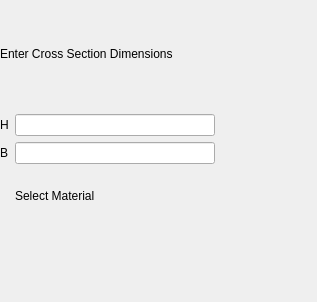
The window that rectangularCrossSectionLayout.ui (Haudkozaur/masterThesis) describes before a commit, drawn with Qt 5.
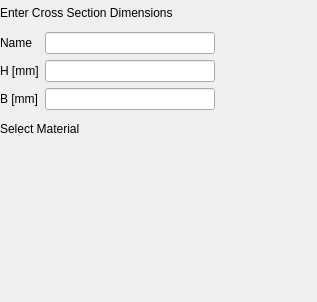
The same window after the commit.

The edit to the form file:
```diff
--- a/rectangularCrossSectionLayout.ui
+++ b/rectangularCrossSectionLayout.ui
@@ -19,7 +19,7 @@
      <x>0</x>
      <y>0</y>
      <width>215</width>
-     <height>221</height>
+     <height>141</height>
     </rect>
    </property>
    <layout class="QVBoxLayout" name="verticalLayout">
@@ -34,35 +34,45 @@
       </item>
       <item>
        <layout class="QGridLayout" name="gridLayout">
-        <item row="0" column="1">
-         <widget class="QLineEdit" name="csHeightLineEdit"/>
-        </item>
-        <item row="1" column="1">
-         <widget class="QLineEdit" name="csWidthLineEdit"/>
-        </item>
-        <item row="0" column="0">
-         <widget class="QLabel" name="label_2">
-          <property name="text">
-           <string>H</string>
-          </property>
-         </widget>
-        </item>
         <item row="1" column="0">
+         <widget class="QLabel" name="label_2">
+          <property name="text">
+           <string>H [mm]</string>
+          </property>
+         </widget>
+        </item>
+        <item row="3" column="1">
+         <widget class="QLineEdit" name="csWidthLineEdit"/>
+        </item>
+        <item row="1" column="1">
+         <widget class="QLineEdit" name="csHeightLineEdit"/>
+        </item>
+        <item row="3" column="0">
          <widget class="QLabel" name="label_3">
           <property name="text">
-           <string>B</string>
+           <string>B [mm]</string>
           </property>
          </widget>
         </item>
-        <item row="2" column="1">
-         <widget class="QLabel" name="label_4">
+        <item row="0" column="1">
+         <widget class="QLineEdit" name="csRNameLineEdit"/>
+        </item>
+        <item row="0" column="0">
+         <widget class="QLabel" name="label_5">
           <property name="text">
-           <string>Select Material</string>
+           <string>Name</string>
           </property>
          </widget>
         </item>
        </layout>
       </item>
+      <item>
+       <widget class="QLabel" name="label_4">
+        <property name="text">
+         <string>Select Material</string>
+        </property>
+       </widget>
+      </item>
      </layout>
     </item>
    </layout>
```
